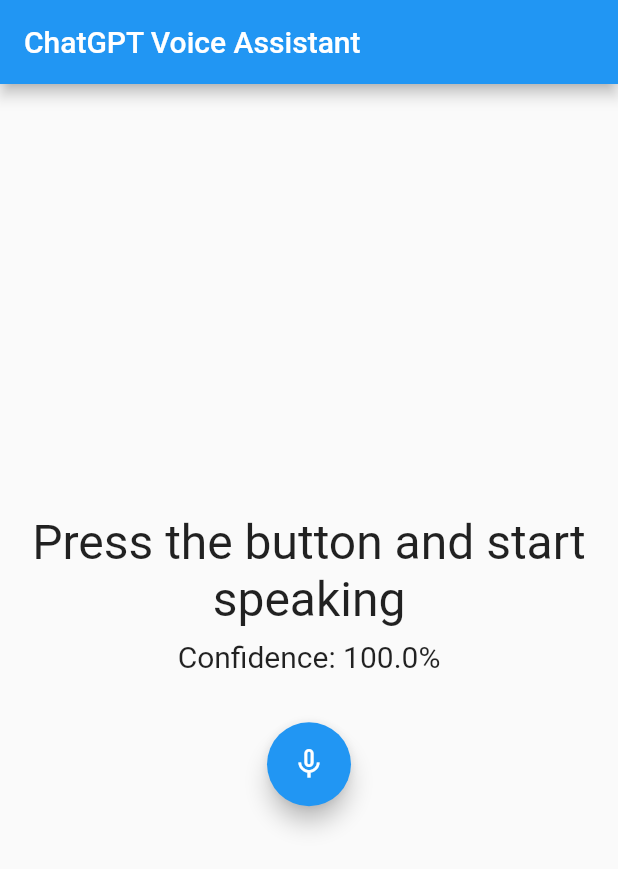
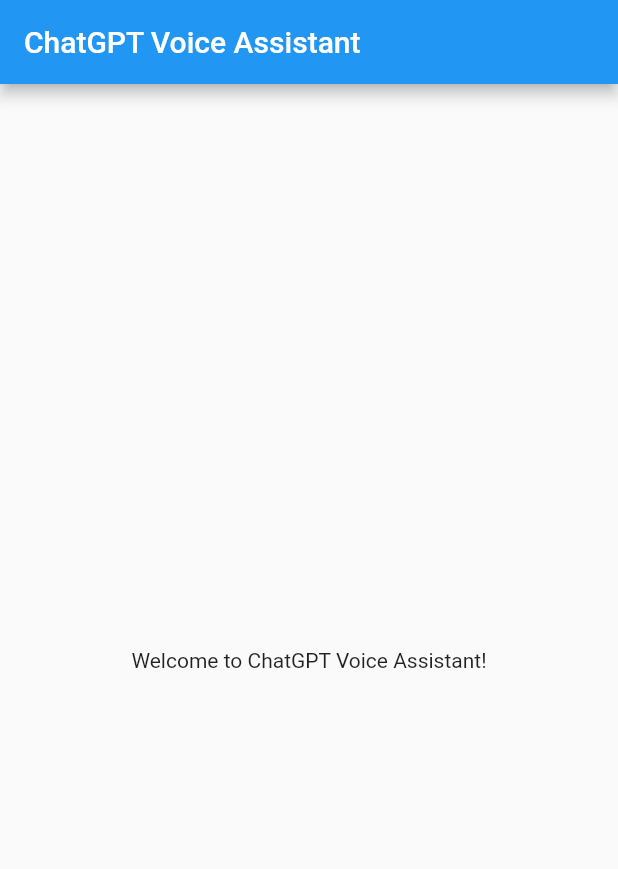
Before and after one commit to Btt1996/ChatGPT-voice-App-, a Flutter app: the screen it shows after launch, on a phone screen of 412 x 824 dp. Shown: the top 869 px of the screen. Run offline on Flutter 3.47's test engine with Material 2 defaults, Android fonts, the phone set to English and light mode, and no system bars; our stand-ins replace dio, firebase_core, flutter_tts, speech_to_text; missing offline and left inert: voice_assistant; accounts and stored records are empty.

Commit message:
Update main.dart

```diff
--- a/lib/main.dart
+++ b/lib/main.dart
@@ -1,6 +1,54 @@
 import 'package:flutter/material.dart';
 import 'package:speech_to_text/speech_to_text.dart' as stt;
 import 'package:flutter_tts/flutter_tts.dart';
+import 'package:flutter/material.dart';
+import 'package:firebase_core/firebase_core.dart';
+
+void main() async {
+  WidgetsFlutterBinding.ensureInitialized();
+  await Firebase.initializeApp();
+  runApp(MyApp());
+}
+
+class MyApp extends StatelessWidget {
+  @override
+  Widget build(BuildContext context) {
+    return MaterialApp(
+      title: 'ChatGPT Voice Assistant',
+      theme: ThemeData(
+        primarySwatch: Colors.blue,
+        visualDensity: VisualDensity.adaptivePlatformDensity,
+      ),
+      home: MyHomePage(title: 'ChatGPT Voice Assistant'),
+    );
+  }
+}
+
+class MyHomePage extends StatefulWidget {
+  MyHomePage({Key? key, required this.title}) : super(key: key);
+
+  final String title;
+
+  @override
+  _MyHomePageState createState() => _MyHomePageState();
+}
+
+class _MyHomePageState extends State<MyHomePage> {
+  @override
+  Widget build(BuildContext context) {
+    return Scaffold(
+      appBar: AppBar(
+        title: Text(widget.title),
+      ),
+      body: Center(
+        child: Text(
+          'Welcome to ChatGPT Voice Assistant!',
+        ),
+      ),
+    );
+  }
+}
+
 
 void main() => runApp(MyApp());
 
```
